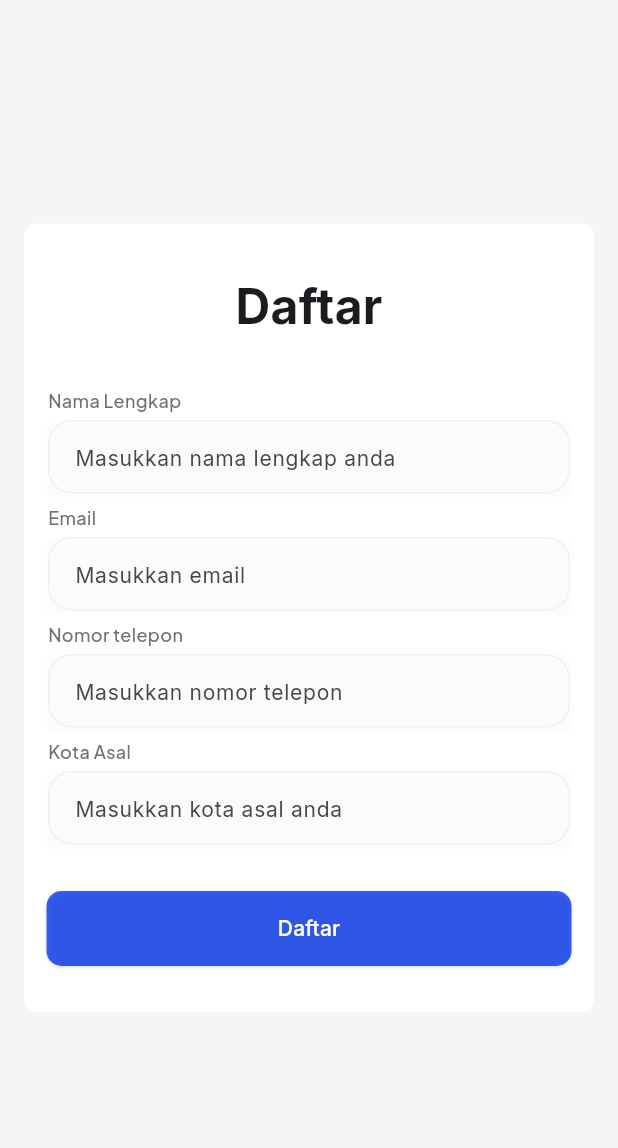
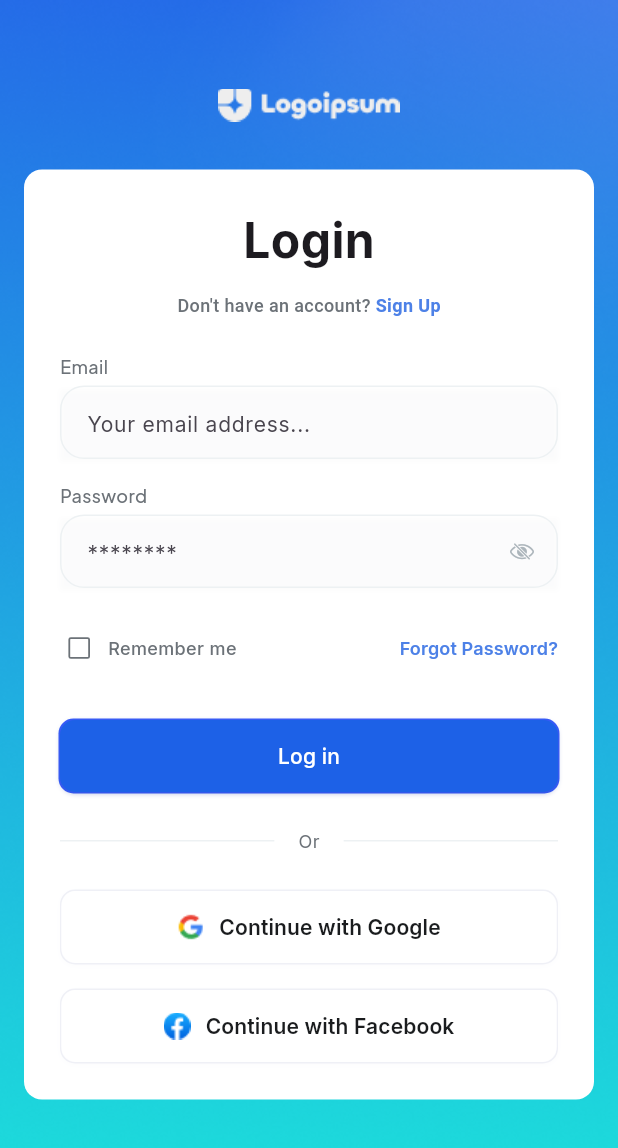
Before and after one commit to viqarrr/Tugas_Flutter_PPKDB3_2026, a Flutter app: the screen it shows after launch, on a phone screen of 412 x 824 dp. Shown: the top 1148 px of the screen. Run offline on Flutter 3.47's test engine with Material 3 defaults, Android fonts, the phone set to English and light mode, and no system bars; our stand-ins replace animated_custom_dropdown, flutter_snake_navigationbar, font_awesome_flutter, lottie, shared_preferences, shimmer_animation.

Commit message:
add: Tugas Day 11

```diff
--- a/lib/day_13/drawer.dart
+++ b/lib/day_13/drawer.dart
@@ -4,7 +4,9 @@ import 'package:flutter_masibelajar/day_15/list.dart';
 import 'package:flutter_masibelajar/day_15/list_model.dart';
 import 'package:flutter_masibelajar/day_15/list_of_map.dart';
 import 'package:flutter_masibelajar/day_16/text_form_field.dart';
+import 'package:flutter_masibelajar/day_17/services/preference_handler.dart';
 import 'package:flutter_masibelajar/extension/navigator.dart';
+import 'package:flutter_masibelajar/tugas/tugas_11/login.dart';
 import 'package:flutter_masibelajar/tugas/tugas_day_5.dart';
 import 'package:flutter_masibelajar/tugas/tugas_day_8.dart';
 import 'package:flutter_masibelajar/tugas/tugas_day_9.dart';
@@ -50,16 +52,15 @@ class _DrawerDay13State extends State<DrawerDay13> {
           padding: EdgeInsets.zero,
           children: [
             DrawerHeader(
-              decoration: BoxDecoration(color: Colors.blue),
-              child: Container(
-                height: 22,
-                decoration: BoxDecoration(
-                  image: DecorationImage(
-                    image: AssetImage("assets/images/logo.png"),
+              decoration: BoxDecoration(color: Color(0xff1c3f32)),
+              child: Image.asset("assets/images/dark_logo_plenty.png"),
             ),
-                ),
-              ),
-            ),
+            Column(
+              mainAxisAlignment: MainAxisAlignment.spaceBetween,
+              mainAxisSize: MainAxisSize.max,
+              children: [
+                Column(
+                  children: [
                     ListTile(
                       leading: Icon(Icons.home_filled),
                       title: Text("Home"),
@@ -118,6 +119,21 @@ class _DrawerDay13State extends State<DrawerDay13> {
                     ),
                   ],
                 ),
+                ListTile(
+                  leading: Icon(Icons.logout, size: 16, color: Colors.red),
+                  title: Text(
+                    "Log Out",
+                    style: TextStyle(fontSize: 16, color: Colors.red),
+                  ),
+                  onTap: () {
+                    PreferenceHandler.logOut();
+                    context.pushAndRemoveAll(LoginDay17());
+                  },
+                ),
+              ],
+            ),
+          ],
+        ),
       ),
       body: _widgetOptions.elementAt(_selectedBottom),
     );
--- /dev/null
+++ b/lib/day_17/services/preference_handler.dart
@@ -0,0 +1,22 @@
+import 'package:shared_preferences/shared_preferences.dart';
+
+class PreferenceHandler {
+  static late SharedPreferences _prefs;
+  static Future<void> init() async {
+    _prefs = await SharedPreferences.getInstance();
+  }
+
+  static const _keyIsLogin = "isLogin";
+
+  static Future<void> setLogin(bool isLogin) async {
+    await _prefs.setBool(_keyIsLogin, isLogin);
+  }
+
+  static bool get isLogin {
+    return _prefs.getBool(_keyIsLogin) ?? false;
+  }
+
+  static Future<void> logOut() async {
+    await _prefs.remove(_keyIsLogin);
+  }
+}
--- a/lib/main.dart
+++ b/lib/main.dart
@@ -1,9 +1,12 @@
 import 'package:flutter/material.dart';
-import 'package:flutter_masibelajar/tugas/tugas_10/tugas_10_flutter.dart';
+import 'package:flutter_masibelajar/day_17/services/preference_handler.dart';
+import 'package:flutter_masibelajar/tugas/tugas_11/splash_screen.dart';
 import 'package:intl/date_symbol_data_local.dart';
 
 void main() async {
+  WidgetsFlutterBinding.ensureInitialized();
   await initializeDateFormatting("id_ID", null);
+  await PreferenceHandler.init();
   runApp(const MyApp());
 }
 
@@ -42,7 +45,7 @@ class MyApp extends StatelessWidget {
       //   "/": (context) => RoutingDay11(),
       //   "/home": (context) => HomeRoutingDay11(),
       // },
-      home: Tugas10Flutter(),
+      home: SplashScreen(),
     );
   }
 }
--- a/lib/tugas/tugas_10/home_tugas_10.dart
+++ b/lib/tugas/tugas_10/home_tugas_10.dart
@@ -8,6 +8,7 @@ class HomeTugas10 extends StatelessWidget {
   @override
   Widget build(BuildContext context) {
     return Scaffold(
+      appBar: AppBar(),
       body: Container(
         padding: EdgeInsets.all(32),
         child: Column(
--- a/lib/tugas/tugas_10/tugas_10_flutter.dart
+++ b/lib/tugas/tugas_10/tugas_10_flutter.dart
@@ -228,11 +228,9 @@ class _Tugas10FlutterState extends State<Tugas10Flutter> {
                                             ],
                                           ),
                                         if (kotaAsalController
-                                                .value
-                                                .text
-                                                .isEmpty ||
-                                            !emailController.value.text
-                                                .contains("@"))
+                                            .value
+                                            .text
+                                            .isEmpty)
                                           Row(
                                             mainAxisAlignment:
                                                 MainAxisAlignment.center,
--- /dev/null
+++ b/lib/tugas/tugas_11/login.dart
@@ -0,0 +1,383 @@
+import 'package:flutter/cupertino.dart';
+import 'package:flutter/material.dart';
+import 'package:flutter_masibelajar/day_11/abis_home.dart';
+import 'package:flutter_masibelajar/day_11/routing.dart';
+import 'package:flutter_masibelajar/day_13/drawer.dart';
+import 'package:flutter_masibelajar/day_17/services/preference_handler.dart';
+import 'package:flutter_masibelajar/extension/navigator.dart';
+
+class LoginDay17 extends StatelessWidget {
+  const LoginDay17({super.key});
+
+  @override
+  Widget build(BuildContext context) {
+    return Scaffold(
+      body: Container(
+        decoration: BoxDecoration(
+          image: DecorationImage(
+            image: AssetImage("assets/images/background.png"),
+            fit: BoxFit.cover,
+          ),
+        ),
+        child: Column(
+          mainAxisAlignment: MainAxisAlignment.center,
+          children: [
+            Center(
+              child: Container(
+                height: 22,
+                decoration: BoxDecoration(
+                  image: DecorationImage(
+                    image: AssetImage("assets/images/logo.png"),
+                  ),
+                ),
+              ),
+            ),
+            Container(
+              margin: EdgeInsets.symmetric(vertical: 32, horizontal: 16),
+              padding: EdgeInsets.all(24),
+              decoration: BoxDecoration(
+                color: Colors.white,
+                borderRadius: BorderRadius.circular(12),
+              ),
+              child: Column(
+                spacing: 24,
+                children: [
+                  Column(
+                    spacing: 12,
+                    children: [
+                      Text(
+                        "Login",
+                        style: TextStyle(
+                          fontSize: 32,
+                          fontWeight: FontWeight.bold,
+                        ),
+                      ),
+                      Text.rich(
+                        TextSpan(
+                          text: "Don't have an account? ",
+                          style: TextStyle(
+                            color: Color(0xff6C7278),
+                            fontSize: 12,
+                            fontWeight: FontWeight.w500,
+                          ),
+                          children: <TextSpan>[
+                            TextSpan(
+                              text: "Sign Up",
+                              style: TextStyle(
+                                color: Color(0xff4d81e7),
+                                fontSize: 12,
+                                fontWeight: FontWeight.w600,
+                              ),
+                            ),
+                          ],
+                        ),
+                      ),
+                    ],
+                  ),
+                  Column(
+                    spacing: 16,
+                    children: [
+                      inputField("Email", "Your email address..."),
+                      inputField(
+                        "Password",
+                        "********",
+                        Icon(
+                          CupertinoIcons.eye_slash,
+                          size: 16,
+                          color: Color(0xffacb5bb),
+                        ),
+                      ),
+                      Row(
+                        mainAxisAlignment: MainAxisAlignment.spaceBetween,
+                        children: [
+                          Row(
+                            children: [
+                              Transform.scale(
+                                scale: 0.8,
+                                alignment: Alignment.centerLeft,
+                                child: Checkbox(
+                                  value: false,
+                                  onChanged: (value) {},
+                                  visualDensity: VisualDensity(
+                                    horizontal: -4,
+                                    vertical: -4,
+                                  ),
+                                  side: BorderSide(
+                                    color: Color(0xff6C7278),
+                                    width: 1.5,
+                                  ),
+                                ),
+                              ),
+                              Text(
+                                "Remember me",
+                                style: TextStyle(
+                                  fontSize: 12,
+                                  fontWeight: FontWeight.w500,
+                                  color: Color(0xff6C7278),
+                                ),
+                              ),
+                            ],
+                          ),
+                          TextButton(
+                            onPressed: () {
+                              Scaffold.of(context).openDrawer();
+                            },
+                            style: ButtonStyle(
+                              padding: WidgetStatePropertyAll(
+                                EdgeInsetsGeometry.zero,
+                              ),
+                            ),
+                            child: Text(
+                              "Forgot Password?",
+                              style: TextStyle(
+                                fontSize: 12,
+                                fontWeight: FontWeight.w600,
+                                color: Color(0xff4d81e7),
+                              ),
+                            ),
+                          ),
+                        ],
+                      ),
+                    ],
+                  ),
+                  Column(
+                    spacing: 24,
+                    children: [
+                      CenteredButton(
+                        backgroundColor: Color(0xff1D61E7),
+                        padding: EdgeInsets.symmetric(vertical: 14),
+                        borderRadius: BorderRadius.circular(10),
+                        boxShadow: [
+                          BoxShadow(spreadRadius: 1, color: Color(0xff375DFB)),
+                          BoxShadow(
+                            color: Color(0x48253ea7),
+                            offset: Offset(0, 1),
+                            blurRadius: 2,
+                          ),
+                        ],
+                        content: Text(
+                          "Log in",
+                          style: TextStyle(
+                            fontSize: 14,
+                            fontWeight: FontWeight.w500,
+                            color: Colors.white,
+                          ),
+                        ),
+                        onPressed: () {
+                          PreferenceHandler.setLogin(true);
+                          context.push(DrawerDay13());
+                        },
+                      ),
+                      Row(
+                        mainAxisAlignment: MainAxisAlignment.spaceBetween,
+                        spacing: 16,
+                        children: [
+                          Expanded(child: Divider(color: Color(0xffEDF1F3))),
+                          Text(
+                            "Or",
+                            style: TextStyle(
+                              fontSize: 12,
+                              fontWeight: FontWeight.w400,
+                              color: Color(0xff6C7278),
+                            ),
+                          ),
+                          Expanded(child: Divider(color: Color(0xffEDF1F3))),
+                        ],
+                      ),
+                      Column(
+                        spacing: 16,
+                        children: [
+                          CenteredButton(
+                            backgroundColor: Colors.white,
+                            padding: EdgeInsets.symmetric(vertical: 14),
+                            border: BoxBorder.all(
+                              color: Color(0xffEFF0F6),
+                              width: 1,
+                            ),
+                            borderRadius: BorderRadius.circular(10),
+                            boxShadow: [
+                              BoxShadow(
+                                color: Color(0x50f4f5fa),
+                                offset: Offset(0, 1),
+                                blurRadius: 2,
+                              ),
+                            ],
+                            content: Row(
+                              mainAxisAlignment: MainAxisAlignment.center,
+                              spacing: 10,
+                              children: [
+                                Image.asset(
+                                  "assets/images/google.png",
+                                  height: 18,
+                                ),
+                                Text(
+                                  "Continue with Google",
+                                  style: TextStyle(
+                                    fontSize: 14,
+                                    fontWeight: FontWeight.w600,
+                                    color: Color(0xff1A1C1E),
+                                  ),
+                                ),
+                              ],
+                            ),
+                            onPressed: () {
+                              Navigator.push(
+                                context,
+                                MaterialPageRoute(
+                                  builder: (context) => RoutingDay11(),
+                                ),
+                              );
+                            },
+                          ),
+                          CenteredButton(
+                            backgroundColor: Colors.white,
+                            padding: EdgeInsets.symmetric(vertical: 14),
+                            border: BoxBorder.all(
+                              color: Color(0xffEFF0F6),
+                              width: 1,
+                            ),
+                            borderRadius: BorderRadius.circular(10),
+                            boxShadow: [
+                              BoxShadow(
+                                color: Color(0x50f4f5fa),
+                                offset: Offset(0, 1),
+                                blurRadius: 2,
+                              ),
+                            ],
+                            content: Row(
+                              mainAxisAlignment: MainAxisAlignment.center,
+                              spacing: 10,
+                              children: [
+                                Image.asset(
+                                  "assets/images/facebook.png",
+                                  height: 18,
+                                ),
+                                Text(
+                                  "Continue with Facebook",
+                                  style: TextStyle(
+                                    fontSize: 14,
+                                    fontWeight: FontWeight.w600,
+                                    color: Color(0xff1A1C1E),
+                                  ),
+                                ),
+                              ],
+                            ),
+                            onPressed: () {
+                              Navigator.push(
+                                context,
+                                MaterialPageRoute(
+                                  builder: (context) =>
+                                      SetelahHomeRoutingDay11(),
+                                ),
+                              );
+                            },
+                          ),
+                        ],
+                      ),
+                    ],
+                  ),
+                ],
+              ),
+            ),
+          ],
+        ),
+      ),
+    );
+  }
+
+  Column inputField(String label, String hintText, [Widget? suffixIcon]) {
+    return Column(
+      spacing: 8,
+      children: [
+        Column(
+          crossAxisAlignment: CrossAxisAlignment.start,
+          spacing: 4,
+          children: [
+            Text(
+              label,
+              style: TextStyle(
+                fontFamily: "Plus Jakarta Sans",
+                fontSize: 12,
+                fontWeight: FontWeight.w500,
+                color: Color(0xff6C7278),
+              ),
+            ),
+            Container(
+              decoration: BoxDecoration(
+                boxShadow: [
+                  BoxShadow(
+                    color: Color(0x24E4E5E7),
+                    offset: Offset(0, 2),
+                    blurRadius: 2,
+                  ),
+                ],
+              ),
+              child: TextField(
+                decoration: InputDecoration(
+                  contentPadding: EdgeInsets.symmetric(
+                    vertical: 12.5,
+                    horizontal: 14,
+                  ),
+                  enabledBorder: OutlineInputBorder(
+                    borderRadius: BorderRadius.circular(16),
+                    borderSide: BorderSide(color: Color(0xffedf1f3)),
+                  ),
+                  focusedBorder: OutlineInputBorder(
+                    borderRadius: BorderRadius.circular(16),
+                    borderSide: BorderSide(color: Color(0xffedf1f3)),
+                  ),
+                  fillColor: Colors.white,
+                  hintText: hintText,
+                  hintStyle: TextStyle(fontSize: 14),
+                  suffixIcon: suffixIcon,
+                ),
+              ),
+            ),
+          ],
+        ),
+      ],
+    );
+  }
+}
+
+class CenteredButton extends StatelessWidget {
+  final Color backgroundColor;
+  final Widget content;
+  final EdgeInsetsGeometry? padding;
+  final BoxBorder? border;
+  final BorderRadiusGeometry borderRadius;
+  final List<BoxShadow>? boxShadow;
+  final void Function()? onPressed;
+
+  const CenteredButton({
+    super.key,
+    required this.backgroundColor,
+    required this.content,
+    required this.borderRadius,
+    this.padding,
+    this.border,
+    this.boxShadow,
+    this.onPressed,
+  });
+
+  @override
+  Widget build(BuildContext context) {
+    return Container(
+      decoration: BoxDecoration(
+        border: border,
+        borderRadius: borderRadius,
+        boxShadow: boxShadow,
+      ),
+      child: ElevatedButton(
+        onPressed: onPressed,
+        style: TextButton.styleFrom(
+          elevation: 0,
+          padding: padding,
+          backgroundColor: backgroundColor,
+          shape: RoundedRectangleBorder(borderRadius: borderRadius),
+        ),
+        child: Center(child: content),
+      ),
+    );
+  }
+}
--- /dev/null
+++ b/lib/tugas/tugas_11/splash_screen.dart
@@ -0,0 +1,39 @@
+import 'package:flutter/material.dart';
+import 'package:flutter_masibelajar/day_13/drawer.dart';
+import 'package:flutter_masibelajar/day_17/services/preference_handler.dart';
+import 'package:flutter_masibelajar/extension/navigator.dart';
+import 'package:flutter_masibelajar/tugas/tugas_11/login.dart';
+
+class SplashScreen extends StatefulWidget {
+  const SplashScreen({super.key});
+
+  @override
+  State<SplashScreen> createState() => _SplashScreenState();
+}
+
+class _SplashScreenState extends State<SplashScreen> {
+  @override
+  void initState() {
+    super.initState();
+    goToLogin();
+  }
+
+  void goToLogin() async {
+    await Future.delayed(Duration(seconds: 2));
+
+    if (PreferenceHandler.isLogin) {
+      context.push(DrawerDay13());
+    } else {
+      context.push(LoginDay17());
+    }
+  }
+
+  @override
+  Widget build(BuildContext context) {
+    return Scaffold(
+      body: Center(
+        child: Image.asset("assets/images/light_logo_plenty.png", width: 250),
+      ),
+    );
+  }
+}
--- a/pubspec.yaml
+++ b/pubspec.yaml
@@ -41,6 +41,7 @@ dependencies:
   flutter_snake_navigationbar: ^0.6.1
   lottie: ^3.5.1
   font_awesome_flutter: ^11.0.0
+  shared_preferences: ^2.5.5
 
 dev_dependencies:
   flutter_test:
```
Also changed, not shown: assets/images/dark_logo_plenty.png (added), assets/images/light_logo_plenty.png (added), pubspec.lock, 2 other files. Lines whose indentation alone changed are shown as unchanged.
